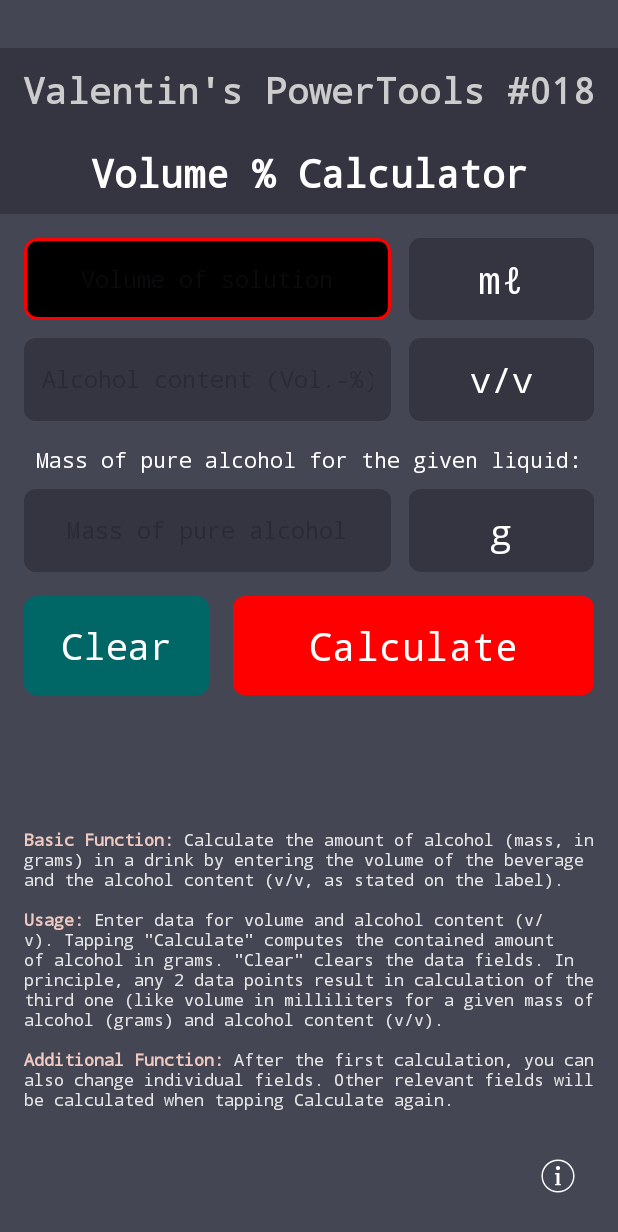
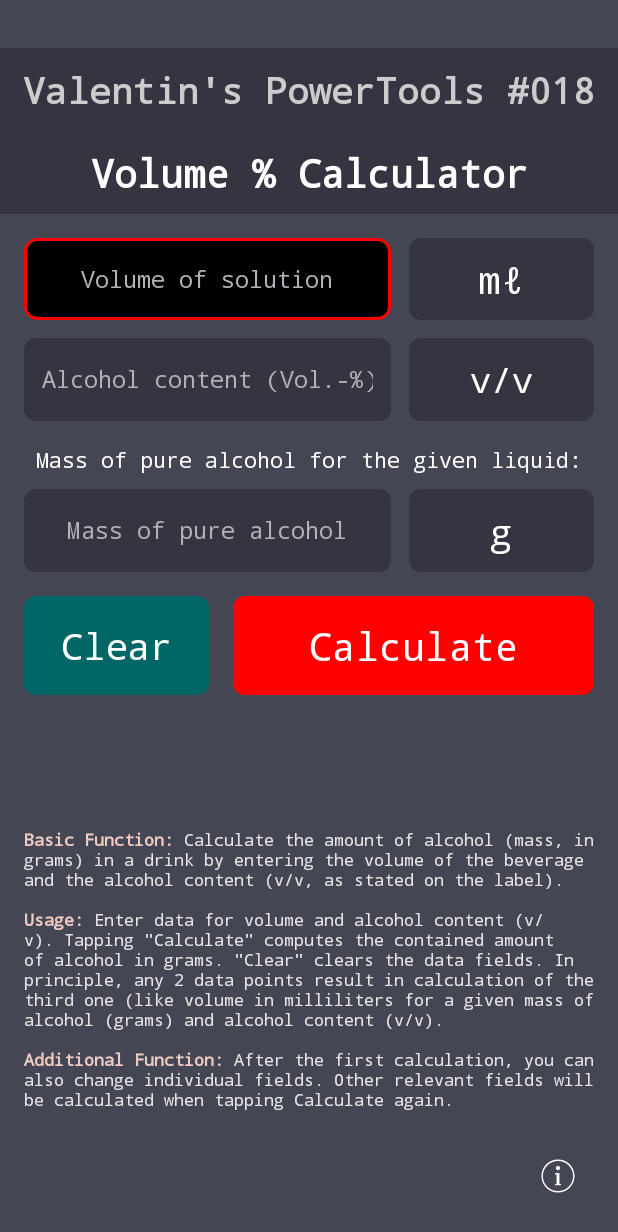
Before and after one commit to v4lpt/VPC, an Android app: the screen it shows after launch (MainActivity), on a phone screen of 412 x 824 dp. Shown: the top 1232 px of the screen. Run offline under Robolectric (Android 15) with nearby library versions, the phone set to English and light mode, and no system bars.

Commit message:
Modified activity_main.xml

```diff
--- a/app/src/main/res/layout/activity_main.xml
+++ b/app/src/main/res/layout/activity_main.xml
@@ -79,6 +79,7 @@
         android:hint="@string/volume_beverage"
         android:inputType="numberDecimal"
         android:textColor="#FFFFFF"
+        android:textColorHint="#b1b2b6"
         android:textSize="15sp"
         app:layout_constraintEnd_toStartOf="@id/buttonMengeEinheit"
         app:layout_constraintHeight_percent="0.067"
@@ -122,6 +123,7 @@
         android:inputType="numberDecimal"
         android:padding="12dp"
         android:textColor="#FFFFFF"
+        android:textColorHint="#b1b2b6"
         android:textSize="15sp"
         app:layout_constraintEnd_toStartOf="@id/textViewProzentEinheit"
 
@@ -189,6 +191,7 @@
         android:inputType="numberDecimal"
         android:padding="12dp"
         android:textColor="#FFFFFF"
+        android:textColorHint="#b1b2b6"
         app:layout_constraintEnd_toStartOf="@id/textViewGrammEinheit"
         app:layout_constraintStart_toStartOf="parent"
         app:layout_constraintTop_toBottomOf="@id/textViewReinerAlkohol"
```
